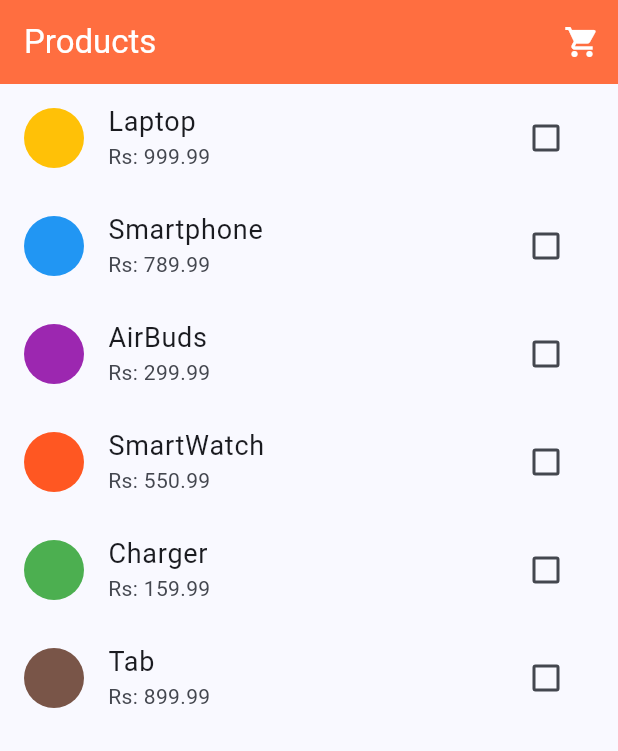
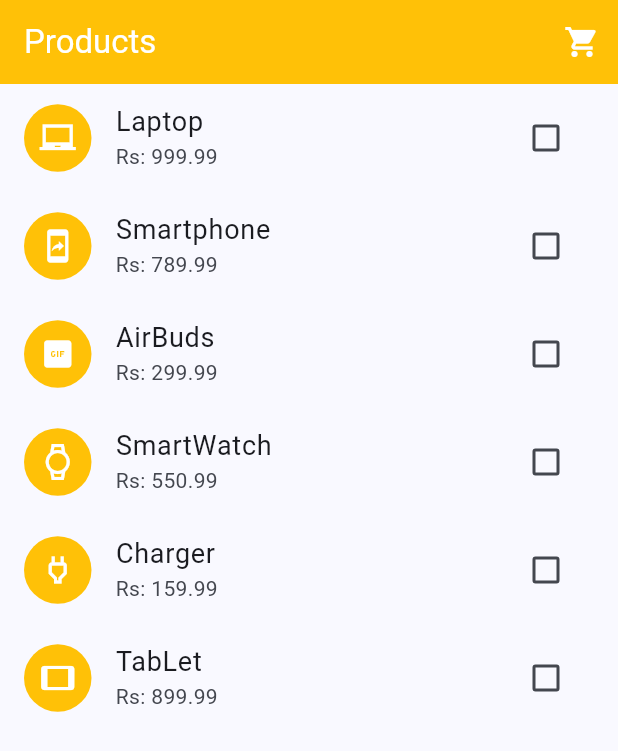
Before and after one commit to mhammadarain/Cart-App, a Flutter app: the screen it shows after launch, on a phone screen of 412 x 824 dp. Shown: the top 751 px of the screen. Run offline on Flutter 3.47's test engine with Material 3 defaults, Android fonts, the phone set to English and light mode, and no system bars.

Commit message:
Icon added

```diff
--- a/lib/consts.dart
+++ b/lib/consts.dart
@@ -4,21 +4,21 @@ class Product {
   final int id;
   final String name;
   final double price;
-  final Color color;
+  final Icon icon;
 
   Product({
     required this.id,
     required this.name,
     required this.price,
-    required this.color,
+    required this.icon,
 });
 }
 
 final List<Product> PRODUCTS = [
-  Product(id: 0, name: "Laptop", price: 999.99, color: Colors.amber),
-  Product(id: 1, name: "Smartphone", price: 789.99, color: Colors.blue),
-  Product(id: 2, name: "AirBuds", price: 299.99, color: Colors.purple),
-  Product(id: 3, name: "SmartWatch", price: 550.99, color: Colors.deepOrange),
-  Product(id: 4, name: "Charger", price: 159.99, color: Colors.green),
-  Product(id: 5, name: "Tab", price: 899.99, color: Colors.brown),
+  Product(id: 0, name: "Laptop", price: 999.99, icon: Icon(Icons.laptop_chromebook_outlined)),
+  Product(id: 1, name: "Smartphone", price: 789.99, icon: Icon(Icons.mobile_screen_share_outlined)),
+  Product(id: 2, name: "AirBuds", price: 299.99, icon: Icon(Icons.gif_box)),
+  Product(id: 3, name: "SmartWatch", price: 550.99, icon: Icon(Icons.watch_outlined)),
+  Product(id: 4, name: "Charger", price: 159.99,icon: Icon(Icons.power_outlined)),
+  Product(id: 5, name: "TabLet", price: 899.99,icon: Icon(Icons.tablet)),
 ];
--- a/lib/pages/products_page.dart
+++ b/lib/pages/products_page.dart
@@ -16,7 +16,7 @@ class ProductsPage extends StatelessWidget {
   }
   PreferredSizeWidget _appBar(BuildContext context){
     return AppBar(
-      backgroundColor: Colors.deepOrangeAccent,
+      backgroundColor: Colors.amber,
       title: Text("Products",style: TextStyle(color: Colors.white),),
       actions: [
         IconButton(onPressed: (){
@@ -34,12 +34,13 @@ class ProductsPage extends StatelessWidget {
           Product product = PRODUCTS[index];
           return ListTile(
             leading: Container(
-              height: 40,
-              width: 40,
+              height: 45,
+              width: 45,
               decoration: BoxDecoration(
                 shape: BoxShape.circle,
-                color: product.color,
+                color: Colors.amber,
               ),
+              child: Icon(product.icon.icon,color: Colors.white,),
             ),
             title:Text(product.name,style: TextStyle(fontSize: 18),) ,
             subtitle: Text("Rs: ${product.price.toString()}"),
```
Also changed, not shown: lib/pages/cart_page.dart (+6 -5 lines).
